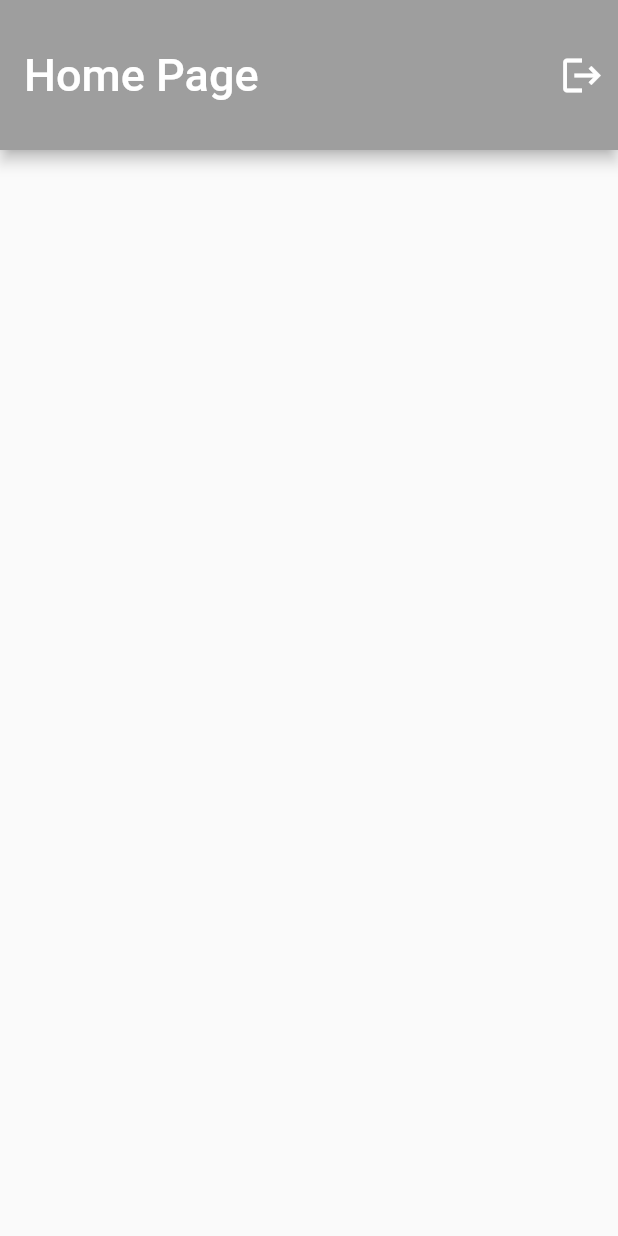
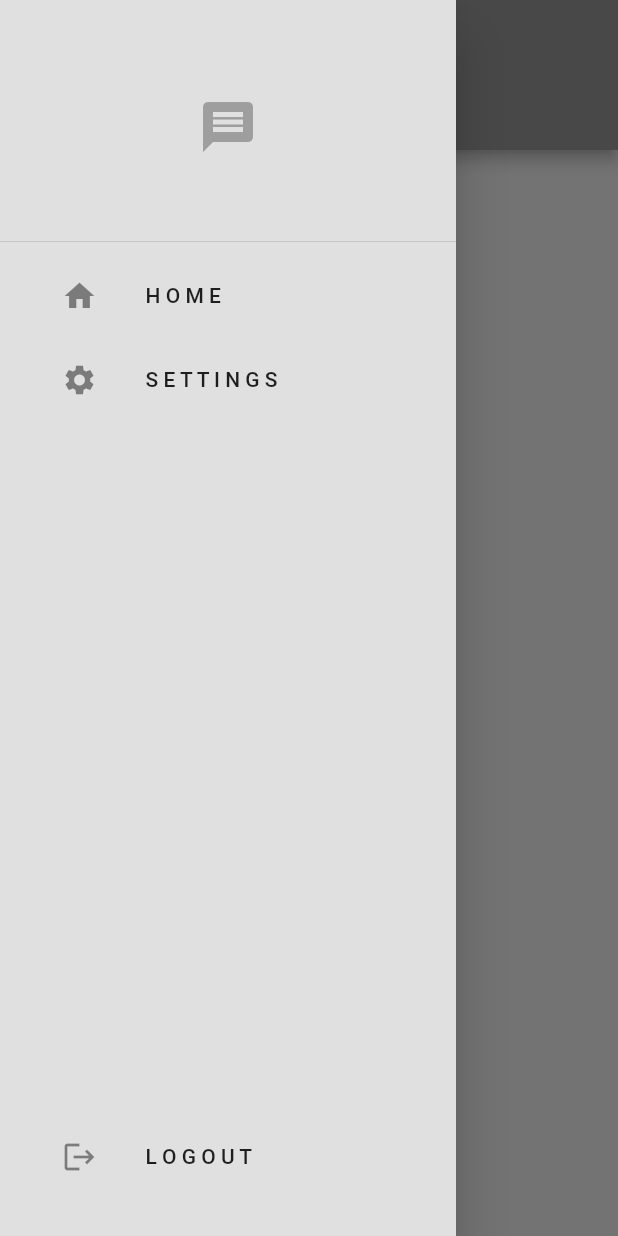
Before and after one commit to sarthak5697/chat_app, a Flutter app: the screen it shows once a user with an empty profile is signed in, with the side drawer open (before the commit the screen has no drawer), on a phone screen of 412 x 824 dp. Run offline on Flutter 3.47's test engine with Material 2 defaults, Android fonts, the phone set to English and light mode, and no system bars; our stand-ins replace firebase_auth, firebase_core; accounts and stored records are empty.

Commit message:
feat : side drawer created

```diff
--- /dev/null
+++ b/lib/components/my_drawer.dart
@@ -0,0 +1,78 @@
+import 'package:flutter/material.dart';
+
+import '../auth/auth_service.dart';
+import '../pages/settings_page.dart';
+
+class MyDrawer extends StatelessWidget {
+  const MyDrawer({super.key});
+
+  void logout() {
+    //get auth service
+    final auth = AuthService();
+    auth.signOut();
+  }
+
+  @override
+  Widget build(BuildContext context) {
+    return Drawer(
+      backgroundColor: Theme.of(context).colorScheme.background,
+      child: Column(
+        mainAxisAlignment: MainAxisAlignment.spaceBetween,
+        children: [
+          Column(
+            children: [
+              //logo
+              DrawerHeader(
+                child: Center(
+                  child: Icon(
+                    Icons.message,
+                    color: Theme.of(context).colorScheme.primary,
+                    size: 40,
+                  ),
+                ),
+              ),
+
+              //home list tile
+              Padding(
+                padding: const EdgeInsets.only(left: 25.0),
+                child: ListTile(
+                  title: Text("H O M E"),
+                  leading: Icon(Icons.home),
+                  onTap: () {
+                    Navigator.pop(context);
+                  },
+                ),
+              ),
+              //settings list tile
+              Padding(
+                padding: const EdgeInsets.only(left: 25.0),
+                child: ListTile(
+                  title: const Text("S E T T I N G S"),
+                  leading: const Icon(Icons.settings),
+                  onTap: () {
+                    Navigator.pop(context);
+                    Navigator.push(
+                      context,
+                      MaterialPageRoute(
+                        builder: (context) => SettingsPage(),
+                      ),
+                    );
+                  },
+                ),
+              ),
+              //logout list tile
+            ],
+          ),
+          Padding(
+            padding: const EdgeInsets.only(left: 25.0, bottom: 25.0),
+            child: ListTile(
+              title: const Text("L O G O U T"),
+              leading: const Icon(Icons.logout),
+              onTap: logout,
+            ),
+          )
+        ],
+      ),
+    );
+  }
+}
--- a/lib/pages/home_page.dart
+++ b/lib/pages/home_page.dart
@@ -1,14 +1,11 @@
-import 'package:chat_app/auth/auth_service.dart';
 import 'package:flutter/material.dart';
+
+import '../components/my_drawer.dart';
 
 class HomePage extends StatelessWidget {
   const HomePage({super.key});
 
-  void logout() {
-    //get auth service
-    final _auth = AuthService();
-    _auth.signOut();
-  }
+
 
   @override
   Widget build(BuildContext context) {
@@ -21,12 +18,12 @@ class HomePage extends StatelessWidget {
             fontSize: 30,
           ),
         ),
-        actions: [
-          IconButton(onPressed: logout, icon: const Icon(Icons.logout),iconSize: 30,),
-        ],
+
+
         // Set a custom height for the AppBar
         toolbarHeight: 100.0, // Adjust the value according to your needs
       ),
+      drawer: MyDrawer(),
     );
   }
 }
```
Also changed, not shown: lib/pages/settings_page.dart (added, +19 -0 lines).
